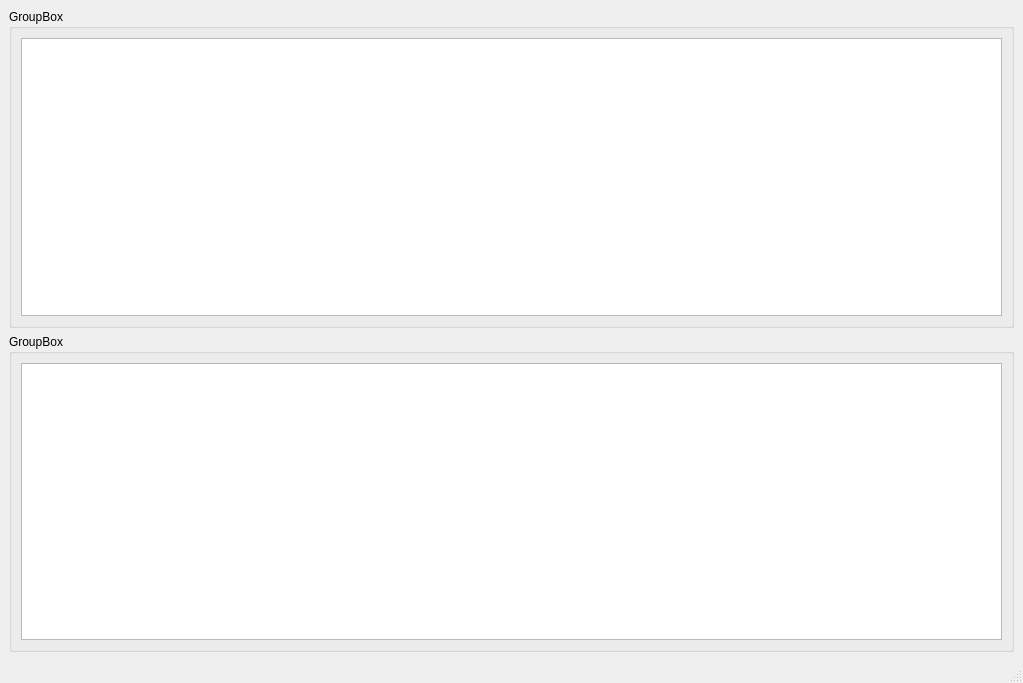
The window that QT/third.ui (Bamboo-fly/PCDHelper) describes before a commit, drawn with Qt 5.
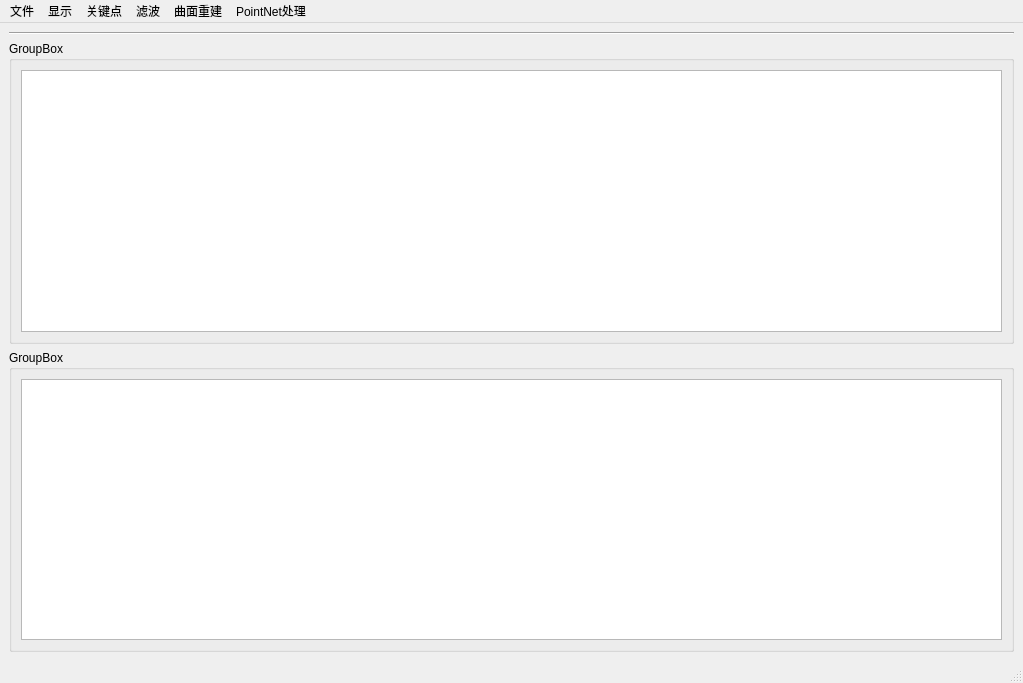
The same window after the commit.

Commit message: 修改了主页菜单栏功能，添加了选取点云文件、保存点云文件、退出程序、背景设置功能，渲染方向正在开发中

```diff
--- a/QT/third.ui
+++ b/QT/third.ui
@@ -54,6 +54,13 @@
       </item>
      </layout>
     </item>
+    <item row="0" column="0">
+     <widget class="Line" name="line">
+      <property name="orientation">
+       <enum>Qt::Horizontal</enum>
+      </property>
+     </widget>
+    </item>
    </layout>
   </widget>
   <widget class="QMenuBar" name="menubar">
@@ -65,6 +72,60 @@
      <height>22</height>
     </rect>
    </property>
+   <widget class="QMenu" name="menu">
+    <property name="title">
+     <string>文件</string>
+    </property>
+    <addaction name="action"/>
+    <addaction name="action_2"/>
+    <addaction name="action_3"/>
+   </widget>
+   <widget class="QMenu" name="menu_2">
+    <property name="title">
+     <string>显示</string>
+    </property>
+    <addaction name="action_4"/>
+    <addaction name="action_7"/>
+    <addaction name="action_5"/>
+    <addaction name="action_6"/>
+   </widget>
+   <widget class="QMenu" name="menu_3">
+    <property name="title">
+     <string>滤波</string>
+    </property>
+    <addaction name="actionVoxel"/>
+    <addaction name="action_10"/>
+    <addaction name="action_8"/>
+    <addaction name="action_9"/>
+   </widget>
+   <widget class="QMenu" name="menu_4">
+    <property name="title">
+     <string>关键点</string>
+    </property>
+    <addaction name="actionISS"/>
+    <addaction name="actionSIFT"/>
+    <addaction name="actionHarris"/>
+   </widget>
+   <widget class="QMenu" name="menu_5">
+    <property name="title">
+     <string>曲面重建</string>
+    </property>
+    <addaction name="actionPoission"/>
+    <addaction name="action_11"/>
+    <addaction name="actionAlpha_Shape"/>
+    <addaction name="actionMarching_Cubes"/>
+   </widget>
+   <widget class="QMenu" name="menuPointNet">
+    <property name="title">
+     <string>PointNet处理</string>
+    </property>
+   </widget>
+   <addaction name="menu"/>
+   <addaction name="menu_2"/>
+   <addaction name="menu_4"/>
+   <addaction name="menu_3"/>
+   <addaction name="menu_5"/>
+   <addaction name="menuPointNet"/>
   </widget>
   <widget class="QStatusBar" name="statusbar"/>
  </widget>
```
Left out of the diff: 90 changed lines with no effect on the pictures. The commit also changes 6 other files.
